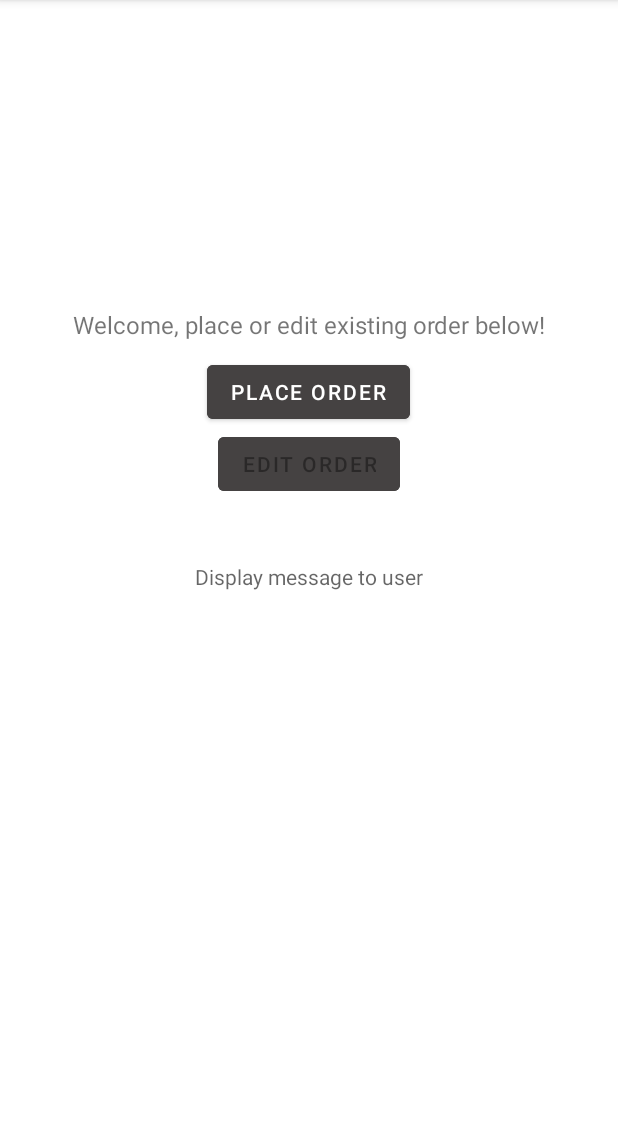
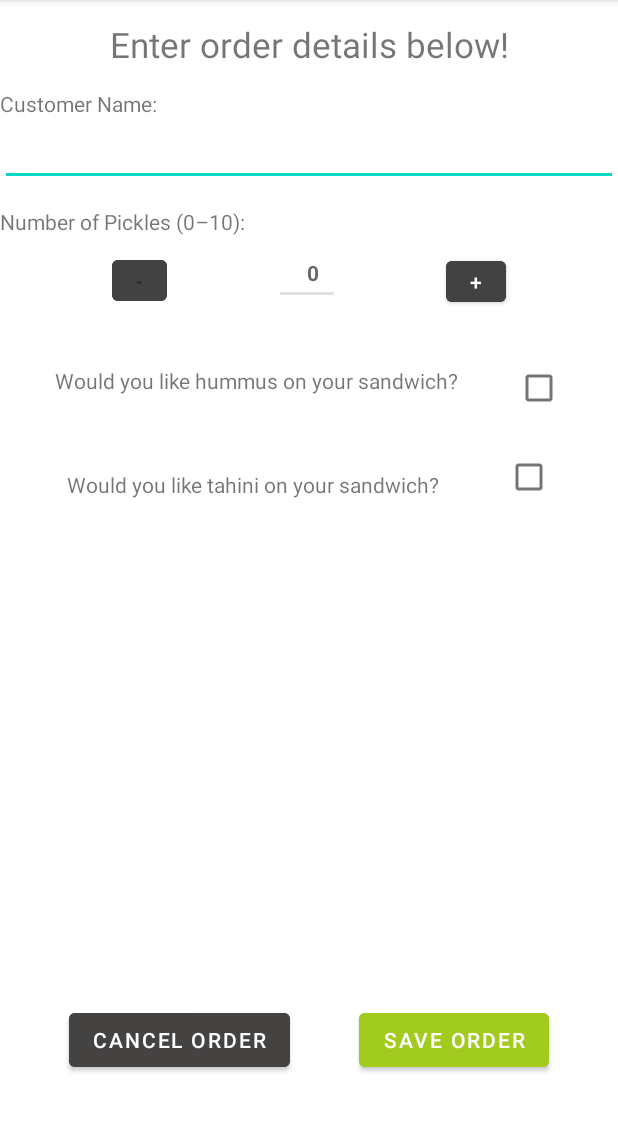
Before and after one commit to ahmad-ok/SandwichStand, an Android app: the screen it shows after launch (MainActivity before the commit, PlaceOrderActivity after it), after a tap on "PLACE ORDER", on a phone screen of 412 x 824 dp, the part 84-1216 px from its top. Run offline under Robolectric (Android 15) with nearby library versions, the phone set to English and light mode, and no system bars; our stand-ins replace Firebase (no records; nobody signed in at launch, a user with empty details on screens opened directly).

Commit message:
Designed look and semi-functionality of ordering sandwich

```diff
--- a/app/build.gradle
+++ b/app/build.gradle
@@ -43,4 +43,7 @@ dependencies {
     implementation 'com.google.firebase:firebase-firestore:23.0.0'
     androidTestImplementation 'androidx.test.ext:junit:1.1.2'
     androidTestImplementation 'androidx.test.espresso:espresso-core:3.3.0'
+
+    implementation 'androidx.activity:activity-ktx:1.3.0-alpha08'
+    implementation 'androidx.fragment:fragment-ktx:1.4.0-alpha01'
 }
--- a/app/src/main/AndroidManifest.xml
+++ b/app/src/main/AndroidManifest.xml
@@ -16,6 +16,8 @@
                 <category android:name="android.intent.category.LAUNCHER" />
             </intent-filter>
         </activity>
+
+        <activity android:name=".PlaceOrderActivity"/>
     </application>
 
 </manifest>
--- a/app/src/main/java/com/ahmadok/sandwichstand/MainActivity.kt
+++ b/app/src/main/java/com/ahmadok/sandwichstand/MainActivity.kt
@@ -1,9 +1,13 @@
 package com.ahmadok.sandwichstand
 
+import android.app.Activity
+import android.content.Intent
 import androidx.appcompat.app.AppCompatActivity
 import android.os.Bundle
 import android.util.Log
 import android.widget.Button
+import android.widget.TextView
+import androidx.activity.result.contract.ActivityResultContracts
 import com.google.firebase.firestore.FirebaseFirestore
 
 
@@ -43,18 +47,35 @@ class MainActivity : AppCompatActivity() {
 //    companion object {
 //        private const val TAG = "MainActivity"
 //    }
+    var displayMessageTextView : TextView? = null
+    var placeOrderButton : Button? = null
+    var editOrderButton : Button? = null
+
+    val resultLauncher = registerForActivityResult(ActivityResultContracts.StartActivityForResult()){ result->
+        if(result.resultCode == Activity.RESULT_OK){
+            val data: Intent ? = result.data
+            val userName : String? = data?.getStringExtra("username")
+            displayMessageTextView?.text = getString(R.string.display_message, userName)
+            placeOrderButton?.isEnabled = false
+            editOrderButton?.isEnabled = true
+        }
+        else{
+            displayMessageTextView?.text = getString(R.string.display_message_default)
+        }
+    }
 
     override fun onCreate(savedInstanceState: Bundle?) {
         super.onCreate(savedInstanceState)
         setContentView(R.layout.activity_main)
-        val editOrderButton : Button = findViewById(R.id.editOrderButton)
-        val placeOrderButton : Button = findViewById(R.id.placeOrderButton)
+        val editOrderButton: Button = findViewById(R.id.editOrderButton)
+        val placeOrderButton: Button = findViewById(R.id.placeOrderButton)
+        displayMessageTextView = findViewById(R.id.displayMessageTextView)
         editOrderButton.isEnabled = false
 
         placeOrderButton.setOnClickListener {
+            val intent = Intent(this, PlaceOrderActivity::class.java)
+            resultLauncher.launch(intent)
+        }
+    }
 
-        }
-
-
-    }
 }
--- /dev/null
+++ b/app/src/main/java/com/ahmadok/sandwichstand/PlaceOrderActivity.kt
@@ -0,0 +1,71 @@
+package com.ahmadok.sandwichstand
+
+import android.app.Activity
+import android.content.Intent
+import android.os.Bundle
+import android.widget.Button
+import android.widget.CheckBox
+import android.widget.TextView
+import androidx.appcompat.app.AppCompatActivity
+
+class PlaceOrderActivity  : AppCompatActivity() {
+
+    override fun onCreate(savedInstanceState: Bundle?) {
+        super.onCreate(savedInstanceState)
+        setContentView(R.layout.activity_place_order)
+
+
+        val customerNameEditText : TextView = findViewById(R.id.customerNameEditText)
+        val addPickleButton : Button = findViewById(R.id.addPickleButton)
+        val removePickleButton : Button = findViewById(R.id.removePickleButton)
+        val cancelOrderButton : Button = findViewById(R.id.cancelOrderButton)
+        val saveOrderButton : Button = findViewById(R.id.saveOrderButton)
+        val numPickles : TextView = findViewById(R.id.picklesPicked)
+        val wantsHummusCheckbox : CheckBox = findViewById(R.id.wantsHummusCheckbox)
+        val wantsTahiniCheckbox : CheckBox  = findViewById(R.id.wantsTahiniCheckbox)
+        removePickleButton.isEnabled = false
+
+        cancelOrderButton.setOnClickListener {
+            val resultIntent = Intent()
+            setResult(Activity.RESULT_CANCELED, resultIntent)
+            this.finish()
+        }
+
+        saveOrderButton.setOnClickListener {
+            //todo send request to database
+            val resultIntent = Intent()
+            resultIntent.putExtra("username", customerNameEditText.text.toString())
+            setResult(Activity.RESULT_OK, resultIntent)
+            this.finish()
+        }
+
+        addPickleButton.setOnClickListener {
+            val curr : String = numPickles.text.toString()
+            val num  = Integer.parseInt(curr)
+
+            if(num == 0){
+                removePickleButton.isEnabled = true
+            }
+
+            if(num + 1 ==  10){
+                addPickleButton.isEnabled = false
+            }
+            numPickles.text = (num+1).toString()
+
+        }
+        removePickleButton.setOnClickListener {
+            val curr : String = numPickles.text.toString()
+            val num  = Integer.parseInt(curr)
+
+            if(num == 10){
+                addPickleButton.isEnabled = true
+            }
+            if(num -1 == 0){
+                removePickleButton.isEnabled = false
+            }
+            numPickles.text = (num-1).toString()
+        }
+
+
+    }
+}
--- a/app/src/main/res/layout/activity_main.xml
+++ b/app/src/main/res/layout/activity_main.xml
@@ -41,10 +41,10 @@
         />
 
     <TextView
+        android:id="@+id/displayMessageTextView"
         android:layout_width="wrap_content"
         android:layout_height="wrap_content"
-        android:text=""
-        android:hint="@string/sandwich_status_hint"
+        android:text="@string/display_message_default"
         app:layout_constraintStart_toStartOf="parent"
         app:layout_constraintEnd_toEndOf="parent"
         app:layout_constraintTop_toBottomOf="@id/editOrderButton"
--- a/app/src/main/res/layout/activity_place_order.xml
+++ b/app/src/main/res/layout/activity_place_order.xml
@@ -43,17 +43,19 @@
         app:layout_constraintStart_toStartOf="parent"
         app:layout_constraintTop_toBottomOf="@id/customerNameText"
         app:layout_constraintVertical_bias="0" />
+
     <TextView
         android:id="@+id/picklesPicked"
         style="?android:listSeparatorTextViewStyle"
-        android:layout_width="38dp"
-        android:layout_height="32dp"
+        android:layout_width="36dp"
+        android:layout_height="29dp"
         android:gravity="center"
         android:text="0"
         app:layout_constraintBottom_toTopOf="@id/hummusText"
-        app:layout_constraintEnd_toEndOf="parent"
-        app:layout_constraintStart_toStartOf="parent"
-        app:layout_constraintTop_toBottomOf="@id/pickleCountText" />
+        app:layout_constraintEnd_toStartOf="@id/addPickleButton"
+        app:layout_constraintStart_toEndOf="@id/removePickleButton"
+        app:layout_constraintTop_toBottomOf="@id/pickleCountText"
+        app:layout_constraintVertical_bias="0.171" />
 
     <TextView
         android:id="@+id/pickleCountText"
@@ -66,6 +68,7 @@
         app:layout_constraintRight_toRightOf="parent"
         app:layout_constraintTop_toBottomOf="@id/customerNameEditText" />
 
+
     <Button
         android:id="@+id/addPickleButton"
         android:layout_width="wrap_content"
@@ -76,10 +79,9 @@
         android:text="+"
         app:layout_constraintBottom_toBottomOf="parent"
         app:layout_constraintEnd_toEndOf="parent"
-        app:layout_constraintHorizontal_bias="0.151"
         app:layout_constraintStart_toEndOf="@id/picklesPicked"
-        app:layout_constraintTop_toTopOf="parent"
-        app:layout_constraintVertical_bias="0.26" />
+        app:layout_constraintTop_toBottomOf="@id/pickleCountText"
+        app:layout_constraintVertical_bias="0.019" />
 
 
     <Button
@@ -94,31 +96,32 @@
         app:layout_constraintEnd_toStartOf="@id/picklesPicked"
         app:layout_constraintHorizontal_bias="0.849"
         app:layout_constraintStart_toStartOf="parent"
-        app:layout_constraintTop_toTopOf="parent"
-        app:layout_constraintVertical_bias="0.26" />
+        app:layout_constraintTop_toBottomOf="@id/pickleCountText"
+        app:layout_constraintVertical_bias="0.018" />
 
     <TextView
         android:id="@+id/hummusText"
         android:layout_width="wrap_content"
         android:layout_height="wrap_content"
         android:text="@string/hummus_text"
+        app:layout_constraintBottom_toBottomOf="parent"
         app:layout_constraintEnd_toEndOf="parent"
-        app:layout_constraintHorizontal_bias="0.0"
+        app:layout_constraintEnd_toStartOf="@id/wantsHummusCheckbox"
+        app:layout_constraintHorizontal_bias="0.03"
         app:layout_constraintStart_toStartOf="parent"
         app:layout_constraintTop_toTopOf="parent"
-        app:layout_constraintBottom_toBottomOf="parent"
-        app:layout_constraintVertical_bias="0.333"
-        tools:layout_editor_absoluteY="239dp" />
+        app:layout_constraintVertical_bias="0.326" />
 
     <CheckBox
         android:id="@+id/wantsHummusCheckbox"
         android:layout_width="32dp"
         android:layout_height="32dp"
-        android:layout_marginBottom="472dp"
         app:layout_constraintBottom_toBottomOf="parent"
         app:layout_constraintEnd_toEndOf="parent"
-        app:layout_constraintHorizontal_bias="0.33"
-        app:layout_constraintStart_toEndOf="@id/hummusText" />
+        app:layout_constraintHorizontal_bias="0.047"
+        app:layout_constraintStart_toEndOf="@id/hummusText"
+        app:layout_constraintTop_toTopOf="parent"
+        app:layout_constraintVertical_bias="0.33" />
 
     <TextView
         android:id="@+id/tahiniText"
@@ -127,24 +130,23 @@
         android:layout_marginTop="14sp"
         android:text="@string/want_tahini"
         app:layout_constraintBottom_toBottomOf="parent"
-        app:layout_constraintEnd_toEndOf="parent"
-        app:layout_constraintHorizontal_bias="0.0"
+        app:layout_constraintEnd_toStartOf="@id/wantsTahiniCheckbox"
+        app:layout_constraintHorizontal_bias="0.027"
         app:layout_constraintStart_toStartOf="parent"
         app:layout_constraintTop_toBottomOf="@id/hummusText"
-        app:layout_constraintVertical_bias="0.076" />
+        app:layout_constraintVertical_bias="0.077" />
+
 
     <CheckBox
-        android:layout_width="27dp"
-        android:layout_height="31dp"
-        android:layout_marginBottom="404dp"
+        android:id="@+id/wantsTahiniCheckbox"
+        android:layout_width="29dp"
+        android:layout_height="46dp"
         app:layout_constraintBottom_toBottomOf="parent"
         app:layout_constraintEnd_toEndOf="parent"
-        app:layout_constraintHorizontal_bias="0.416"
-        app:layout_constraintStart_toEndOf="@id/tahiniText"
-        app:layout_constraintTop_toTopOf="parent"
-        app:layout_constraintVertical_bias="1.0" />
-
-
+        app:layout_constraintHorizontal_bias="0.4"
+        app:layout_constraintStart_toEndOf="@+id/tahiniText"
+        app:layout_constraintTop_toBottomOf="@+id/wantsHummusCheckbox"
+        app:layout_constraintVertical_bias="0.046" />
 
     <Button
         android:id="@+id/cancelOrderButton"
--- a/app/src/main/res/values/strings.xml
+++ b/app/src/main/res/values/strings.xml
@@ -11,4 +11,7 @@
     <string name="cancel_order_button_text">Cancel Order</string>
     <string name="save_order_button">Save Order</string>
     <string name="sandwich_status_hint">Display message to user</string>
+    <string name="display_message">Hello, %1$s your order has been sent.
+              Please wait till Rachel prepares your sandwich</string>
+    <string name="display_message_default">Hi! Click \'Order Button\' in order to order a sandwich</string>
 </resources>
```
